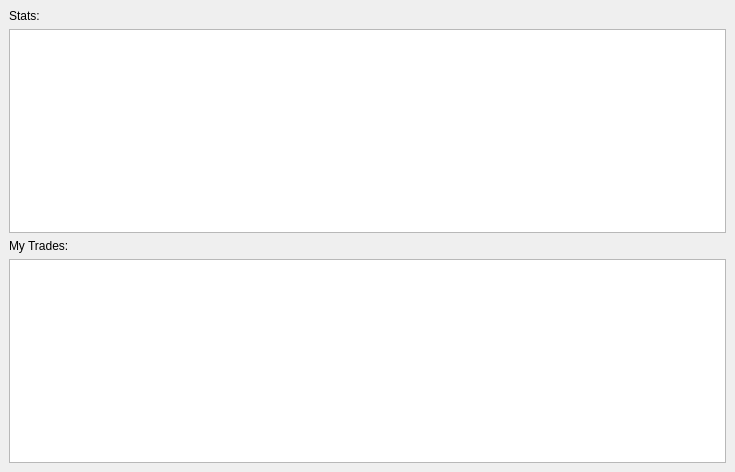
This is app/trading-evaluator-widget.ui in shocklateboy92/se3011 as Qt 5 draws it before an edit. The edited form follows.
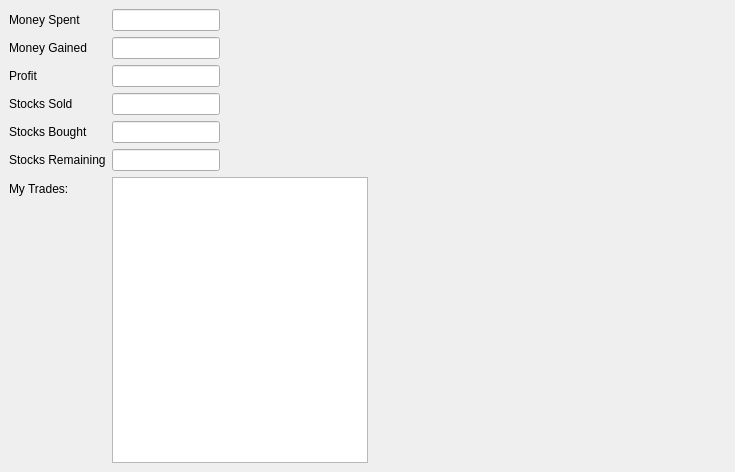
This is the edited form.

Commit message: Added Textboxs in preperation of graph

The edit to the form file:
```diff
--- a/app/trading-evaluator-widget.ui
+++ b/app/trading-evaluator-widget.ui
@@ -14,27 +14,80 @@
    <string>Evaluator</string>
   </property>
   <widget class="QWidget" name="dockWidgetContents">
-   <layout class="QVBoxLayout" name="verticalLayout">
-    <item>
-     <widget class="QLabel" name="stats_label">
+   <layout class="QFormLayout" name="formLayout">
+    <property name="fieldGrowthPolicy">
+     <enum>QFormLayout::FieldsStayAtSizeHint</enum>
+    </property>
+    <item row="1" column="0">
+     <widget class="QLabel" name="money_spent_label">
       <property name="text">
-       <string>Stats:</string>
+       <string>Money Spent</string>
       </property>
      </widget>
     </item>
-    <item>
-     <widget class="QTextBrowser" name="stats_text"/>
+    <item row="3" column="0">
+     <widget class="QLabel" name="money_gained_label">
+      <property name="text">
+       <string>Money Gained</string>
+      </property>
+     </widget>
     </item>
-    <item>
+    <item row="3" column="1">
+     <widget class="QLineEdit" name="money_gained"/>
+    </item>
+    <item row="8" column="0">
      <widget class="QLabel" name="my_trades_label">
       <property name="text">
        <string>My Trades:</string>
       </property>
      </widget>
     </item>
-    <item>
+    <item row="8" column="1">
      <widget class="QTableView" name="my_trades"/>
     </item>
+    <item row="1" column="1">
+     <widget class="QLineEdit" name="money_spent"/>
+    </item>
+    <item row="4" column="0">
+     <widget class="QLabel" name="profit_label">
+      <property name="text">
+       <string>Profit</string>
+      </property>
+     </widget>
+    </item>
+    <item row="4" column="1">
+     <widget class="QLineEdit" name="profit"/>
+    </item>
+    <item row="5" column="1">
+     <widget class="QLineEdit" name="stocks_sold"/>
+    </item>
+    <item row="6" column="0">
+     <widget class="QLabel" name="stocks_bought_label">
+      <property name="text">
+       <string>Stocks Bought</string>
+      </property>
+     </widget>
+    </item>
+    <item row="6" column="1">
+     <widget class="QLineEdit" name="stocks_bought"/>
+    </item>
+    <item row="5" column="0">
+     <widget class="QLabel" name="stocks_sold_label">
+      <property name="text">
+       <string>Stocks Sold</string>
+      </property>
+     </widget>
+    </item>
+    <item row="7" column="0">
+     <widget class="QLabel" name="stocks_remaining_label">
+      <property name="text">
+       <string>Stocks Remaining</string>
+      </property>
+     </widget>
+    </item>
+    <item row="7" column="1">
+     <widget class="QLineEdit" name="lineEdit_6"/>
+    </item>
    </layout>
   </widget>
  </widget>
```
The commit also changes 1 other file.
